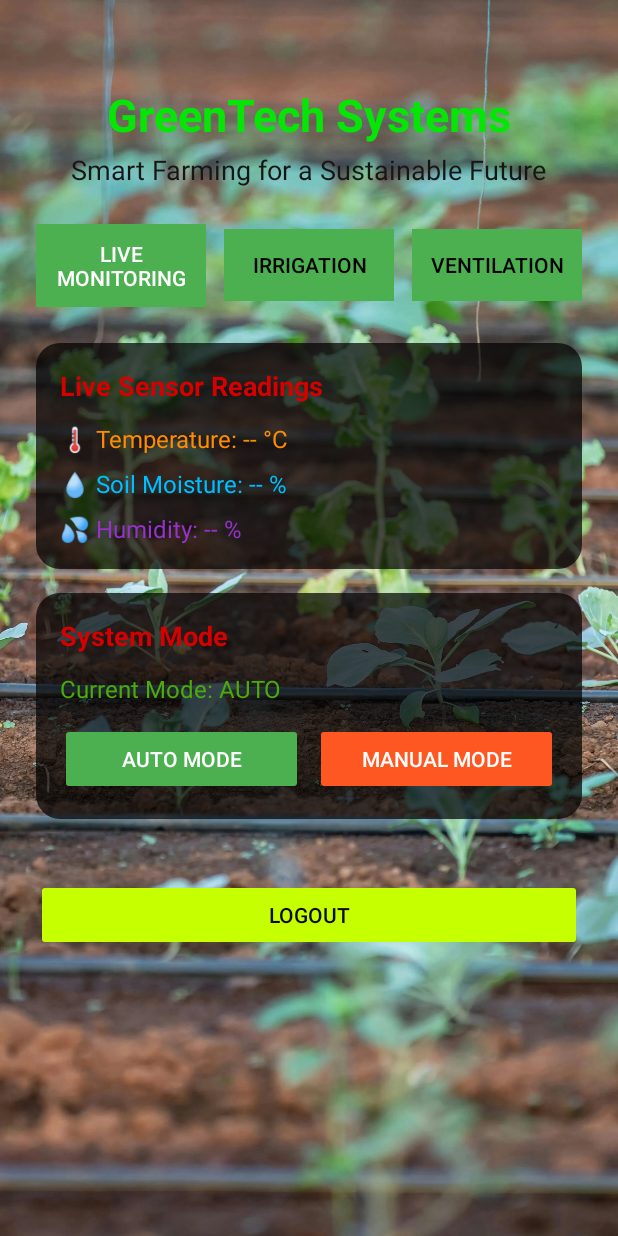
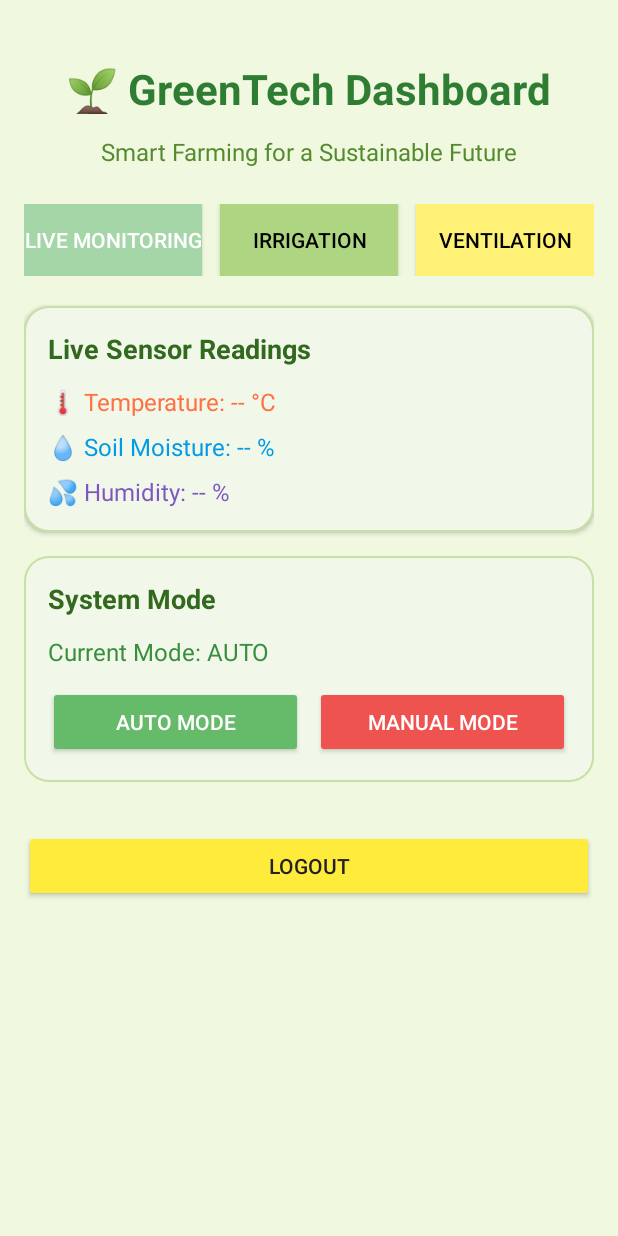
Before and after one commit to kim214/GreenTech_App, an Android app built with Jetpack Compose: the DashboardActivity screen opened directly, with no data from a screen before it, on a phone screen of 412 x 824 dp. Run offline under Robolectric (Android 15) with nearby library versions, the phone set to English and light mode, and no system bars; libraries missing offline, so code that uses them is left out: org.eclipse.paho; 8 statements that could not run were skipped.

Commit message:
GreenTech New

```diff
--- a/app/src/main/java/com/example/greentechlogin/MainActivity.kt
+++ b/app/src/main/java/com/example/greentechlogin/MainActivity.kt
@@ -34,7 +34,6 @@ class MainActivity : AppCompatActivity() {
         emailInput = findViewById(R.id.emailInput)
         passwordInput = findViewById(R.id.passwordInput)
         loginBtn = findViewById(R.id.loginBtn)
-        signupLink = findViewById(R.id.signupLink)
         forgotPasswordLink = findViewById(R.id.forgotPasswordLink)
 
         loginBtn.setOnClickListener {
--- /dev/null
+++ b/app/src/main/res/drawable/card_background_lightgreen.xml
@@ -0,0 +1,6 @@
+<shape xmlns:android="http://schemas.android.com/apk/res/android" android:shape="rectangle">
+    <solid android:color="#F1F8E9" />
+    <corners android:radius="16dp" />
+    <padding android:left="12dp" android:top="12dp" android:right="12dp" android:bottom="12dp"/>
+    <stroke android:color="#C5E1A5" android:width="1dp"/>
+</shape>
--- /dev/null
+++ b/app/src/main/res/drawable/card_dark.xml
@@ -0,0 +1,6 @@
+<shape xmlns:android="http://schemas.android.com/apk/res/android"
+    android:shape="rectangle">
+    <solid android:color="#1E1E1E" />
+    <corners android:radius="12dp" />
+    <padding android:left="12dp" android:top="12dp" android:right="12dp" android:bottom="12dp"/>
+</shape>
--- a/app/src/main/res/drawable/ic_temperature.xml
+++ /dev/null
@@ -1,7 +0,0 @@
-<vector xmlns:android="http://schemas.android.com/apk/res/android"
-    android:width="24dp" android:height="24dp"
-    android:viewportWidth="24" android:viewportHeight="24">
-    <path
-        android:fillColor="#2E7D32"
-        android:pathData="M17,11.1V5c0,-2.21 -1.79,-4 -4,-4s-4,1.79 -4,4v6.1C7.67,12.2 7,13.53 7,15c0,2.76 2.24,5 5,5s5,-2.24 5,-5c0,-1.47 -0.67,-2.8 -1.73,-3.9zM13,17h-2v-2h2v2zm0,-4h-2V5h2v8z" />
-</vector>
--- a/app/src/main/res/layout/activity_dashboard.xml
+++ b/app/src/main/res/layout/activity_dashboard.xml
@@ -1,55 +1,46 @@
 <?xml version="1.0" encoding="utf-8"?>
-<FrameLayout xmlns:android="http://schemas.android.com/apk/res/android"
-    xmlns:app="http://schemas.android.com/apk/res-auto"
-    android:layout_width="match_parent"
-    android:layout_height="match_parent">
-
-    <!-- Background Image -->
-    <ImageView
+<ScrollView xmlns:android="http://schemas.android.com/apk/res/android"
     android:layout_width="match_parent"
     android:layout_height="match_parent"
-        android:scaleType="centerCrop"
-        android:src="@drawable/dashboard_bg" />
-
-    <ScrollView
-        android:layout_width="match_parent"
-        android:layout_height="match_parent"
+    android:background="#F0F8E0"
+    android:padding="16dp"
     android:fillViewport="true">
 
     <LinearLayout
         android:layout_width="match_parent"
         android:layout_height="wrap_content"
-            android:orientation="vertical"
-            android:padding="24dp"
-            android:gravity="center_horizontal">
+        android:orientation="vertical">
 
-            <!-- Title and Subtitle -->
+        <!-- Title -->
         <TextView
             android:layout_width="wrap_content"
             android:layout_height="wrap_content"
-                android:text="GreenTech Systems"
-                android:textSize="30sp"
+            android:text="🌱 GreenTech Dashboard"
+            android:textSize="28sp"
+            android:textColor="#2E7D32"
             android:textStyle="bold"
-                android:textColor="#06E606"
-                android:layout_marginTop="32dp"
-                android:layout_marginBottom="4dp" />
+            android:layout_gravity="center_horizontal"
+            android:layout_marginTop="24dp"
+            android:layout_marginBottom="12dp" />
 
+        <!-- Subtitle -->
         <TextView
             android:layout_width="wrap_content"
             android:layout_height="wrap_content"
             android:text="Smart Farming for a Sustainable Future"
-                android:textSize="18sp"
-                android:textColor="#161616"
+            android:textSize="16sp"
+            android:textColor="#558B2F"
+            android:layout_gravity="center_horizontal"
             android:layout_marginBottom="24dp" />
 
-            <!-- Navigation Tabs -->
+        <!-- Section Tabs -->
         <LinearLayout
             android:layout_width="match_parent"
             android:layout_height="wrap_content"
             android:orientation="horizontal"
             android:gravity="center"
-                android:layout_marginBottom="24dp"
-                android:weightSum="3">
+            android:weightSum="3"
+            android:layout_marginBottom="20dp">
 
             <Button
                 android:id="@+id/btnLiveMonitoring"
@@ -57,8 +48,8 @@
                 android:layout_height="wrap_content"
                 android:layout_weight="1"
                 android:text="Live Monitoring"
-                    android:backgroundTint="#4CAF50"
-                    android:textColor="#ECEFEB"
+                android:backgroundTint="#A5D6A7"
+                android:textColor="#1B5E20"
                 android:layout_marginEnd="6dp" />
 
             <Button
@@ -67,8 +58,8 @@
                 android:layout_height="wrap_content"
                 android:layout_weight="1"
                 android:text="Irrigation"
-                    android:backgroundTint="#4CAF50"
-                    android:textColor="#E7E7E7"
+                android:backgroundTint="#AED581"
+                android:textColor="#33691E"
                 android:layout_marginHorizontal="6dp" />
 
             <Button
@@ -77,12 +68,12 @@
                 android:layout_height="wrap_content"
                 android:layout_weight="1"
                 android:text="Ventilation"
-                    android:backgroundTint="#4CAF50"
-                    android:textColor="#E4E9E1"
+                android:backgroundTint="#FFF176"
+                android:textColor="#827717"
                 android:layout_marginStart="6dp" />
         </LinearLayout>
 
-            <!-- Live Monitoring Section -->
+        <!-- Live Monitoring -->
         <LinearLayout
             android:id="@+id/liveMonitoringSection"
             android:layout_width="match_parent"
@@ -90,8 +81,9 @@
             android:orientation="vertical"
             android:visibility="visible"
             android:padding="16dp"
-                android:background="@drawable/card_background"
-                android:layout_marginBottom="16dp">
+            android:background="@drawable/card_background_lightgreen"
+            android:layout_marginBottom="16dp"
+            android:elevation="2dp">
 
             <TextView
                 android:layout_width="match_parent"
@@ -99,7 +91,7 @@
                 android:text="Live Sensor Readings"
                 android:textSize="18sp"
                 android:textStyle="bold"
-                    android:textColor="#D50000"
+                android:textColor="#33691E"
                 android:layout_marginBottom="12dp" />
 
             <TextView
@@ -108,7 +100,7 @@
                 android:layout_height="wrap_content"
                 android:text="🌡 Temperature: -- °C"
                 android:textSize="16sp"
-                    android:textColor="#FF8C00"
+                android:textColor="#FF7043"
                 android:layout_marginBottom="8dp" />
 
             <TextView
@@ -117,10 +109,8 @@
                 android:layout_height="wrap_content"
                 android:text="💧 Soil Moisture: -- %"
                 android:textSize="16sp"
-                    android:textColor="#00BFFF"
+                android:textColor="#039BE5"
                 android:layout_marginBottom="8dp" />
-
-
 
             <TextView
                 android:id="@+id/Humidity"
@@ -128,16 +118,16 @@
                 android:layout_height="wrap_content"
                 android:text="💦 Humidity: -- %"
                 android:textSize="16sp"
-                    android:textColor="#9932CC" />
+                android:textColor="#7E57C2" />
         </LinearLayout>
 
-            <!-- Auto/Manual Mode Section -->
+        <!-- System Mode -->
         <LinearLayout
             android:layout_width="match_parent"
             android:layout_height="wrap_content"
             android:orientation="vertical"
             android:padding="16dp"
-                android:background="@drawable/card_background"
+            android:background="@drawable/card_background_lightgreen"
             android:layout_marginBottom="16dp">
 
             <TextView
@@ -146,7 +136,7 @@
                 android:text="System Mode"
                 android:textSize="18sp"
                 android:textStyle="bold"
-                    android:textColor="#D50000"
+                android:textColor="#33691E"
                 android:layout_marginBottom="12dp" />
 
             <TextView
@@ -155,7 +145,7 @@
                 android:layout_height="wrap_content"
                 android:text="Current Mode: AUTO"
                 android:textSize="16sp"
-                    android:textColor="#4BAB0B"
+                android:textColor="#388E3C"
                 android:layout_marginBottom="12dp" />
 
             <LinearLayout
@@ -169,8 +159,8 @@
                     android:layout_height="wrap_content"
                     android:layout_weight="1"
                     android:text="AUTO Mode"
-                        android:backgroundTint="#4CAF50"
-                        android:textColor="#FFF" />
+                    android:backgroundTint="#66BB6A"
+                    android:textColor="#FFFFFF" />
 
                 <Button
                     android:id="@+id/btnManualMode"
@@ -178,13 +168,13 @@
                     android:layout_height="wrap_content"
                     android:layout_weight="1"
                     android:text="MANUAL Mode"
-                        android:backgroundTint="#FF5722"
-                        android:textColor="#FFF"
+                    android:backgroundTint="#EF5350"
+                    android:textColor="#FFFFFF"
                     android:layout_marginStart="8dp" />
             </LinearLayout>
         </LinearLayout>
 
-            <!-- Irrigation Section -->
+        <!-- Irrigation Controls -->
         <LinearLayout
             android:id="@+id/irrigationControls"
             android:layout_width="match_parent"
@@ -192,7 +182,7 @@
             android:orientation="vertical"
             android:visibility="gone"
             android:padding="16dp"
-                android:background="@drawable/card_background"
+            android:background="@drawable/card_background_lightgreen"
             android:layout_marginBottom="16dp">
 
             <TextView
@@ -201,7 +191,7 @@
                 android:layout_height="wrap_content"
                 android:text="Irrigation Status: OFF"
                 android:textSize="16sp"
-                    android:textColor="#76FF03"
+                android:textColor="#558B2F"
                 android:layout_marginBottom="8dp" />
 
             <TextView
@@ -209,7 +199,7 @@
                 android:layout_width="wrap_content"
                 android:layout_height="wrap_content"
                 android:text="Auto-Irrigation: OFF"
-                    android:textColor="#F44336"
+                android:textColor="#D32F2F"
                 android:textSize="14sp"
                 android:layout_marginBottom="16dp" />
 
@@ -218,8 +208,8 @@
                 android:layout_width="match_parent"
                 android:layout_height="wrap_content"
                 android:text="Start Irrigation"
-                    android:backgroundTint="#4CAF50"
-                    android:textColor="#090909"
+                android:backgroundTint="#66BB6A"
+                android:textColor="#FFFFFF"
                 android:layout_marginBottom="8dp" />
 
             <Button
@@ -227,12 +217,12 @@
                 android:layout_width="match_parent"
                 android:layout_height="wrap_content"
                 android:text="Stop Irrigation"
-                    android:backgroundTint="#F44336"
-                    android:textColor="#090909"
+                android:backgroundTint="#EF5350"
+                android:textColor="#FFFFFF"
                 android:visibility="gone" />
         </LinearLayout>
 
-            <!-- Ventilation Section -->
+        <!-- Ventilation Controls -->
         <LinearLayout
             android:id="@+id/ventilationControls"
             android:layout_width="match_parent"
@@ -240,7 +230,7 @@
             android:orientation="vertical"
             android:visibility="gone"
             android:padding="16dp"
-                android:background="@drawable/card_background"
+            android:background="@drawable/card_background_lightgreen"
             android:layout_marginBottom="16dp">
 
             <TextView
@@ -249,7 +239,7 @@
                 android:layout_height="wrap_content"
                 android:text="Ventilation Status: OFF"
                 android:textSize="16sp"
-                    android:textColor="#76FF03"
+                android:textColor="#558B2F"
                 android:layout_marginBottom="8dp" />
 
             <TextView
@@ -257,7 +247,7 @@
                 android:layout_width="wrap_content"
                 android:layout_height="wrap_content"
                 android:text="Auto-Ventilation: OFF"
-                    android:textColor="#F44336"
+                android:textColor="#D32F2F"
                 android:textSize="14sp"
                 android:layout_marginBottom="16dp" />
 
@@ -266,8 +256,8 @@
                 android:layout_width="match_parent"
                 android:layout_height="wrap_content"
                 android:text="Open Fan"
-                    android:backgroundTint="#4CAF50"
-                    android:textColor="#090909"
+                android:backgroundTint="#66BB6A"
+                android:textColor="#FFFFFF"
                 android:layout_marginBottom="8dp" />
 
             <Button
@@ -275,8 +265,8 @@
                 android:layout_width="match_parent"
                 android:layout_height="wrap_content"
                 android:text="Close Fan"
-                    android:backgroundTint="#F44336"
-                    android:textColor="#101010"
+                android:backgroundTint="#EF5350"
+                android:textColor="#FFFFFF"
                 android:visibility="gone" />
         </LinearLayout>
 
@@ -285,11 +275,10 @@
             android:id="@+id/btnLogout"
             android:layout_width="match_parent"
             android:layout_height="wrap_content"
-                android:layout_marginTop="24dp"
-                android:layout_marginBottom="16dp"
-                android:backgroundTint="#C6FF00"
+            android:layout_marginTop="16dp"
+            android:layout_marginBottom="32dp"
+            android:backgroundTint="#FFEB3B"
             android:text="Logout"
-                android:textColor="#0B0B0A" />
+            android:textColor="#212121" />
     </LinearLayout>
 </ScrollView>
-</FrameLayout>
--- a/app/src/main/res/layout/activity_main.xml
+++ b/app/src/main/res/layout/activity_main.xml
@@ -75,12 +75,14 @@
             <Button
                 android:id="@+id/loginBtn"
                 android:layout_width="match_parent"
-                android:layout_height="48dp"
-                android:layout_marginBottom="16dp"
-                android:background="@drawable/rounded_button"
-                android:padding="12dp"
-                android:text="Login"
-                android:textColor="#FFFFFF" />
+                android:layout_height="wrap_content"
+                android:text="LOGIN"
+                android:textSize="16sp"
+                android:textStyle="bold"
+                android:background="@drawable/button_glow_bg"
+                android:textColor="@android:color/white"
+                android:padding="14dp"
+                android:layout_marginBottom="24dp" />
 
             <TextView
                 android:id="@+id/forgotPasswordLink"
```
Lines whose indentation alone changed are shown as unchanged.
